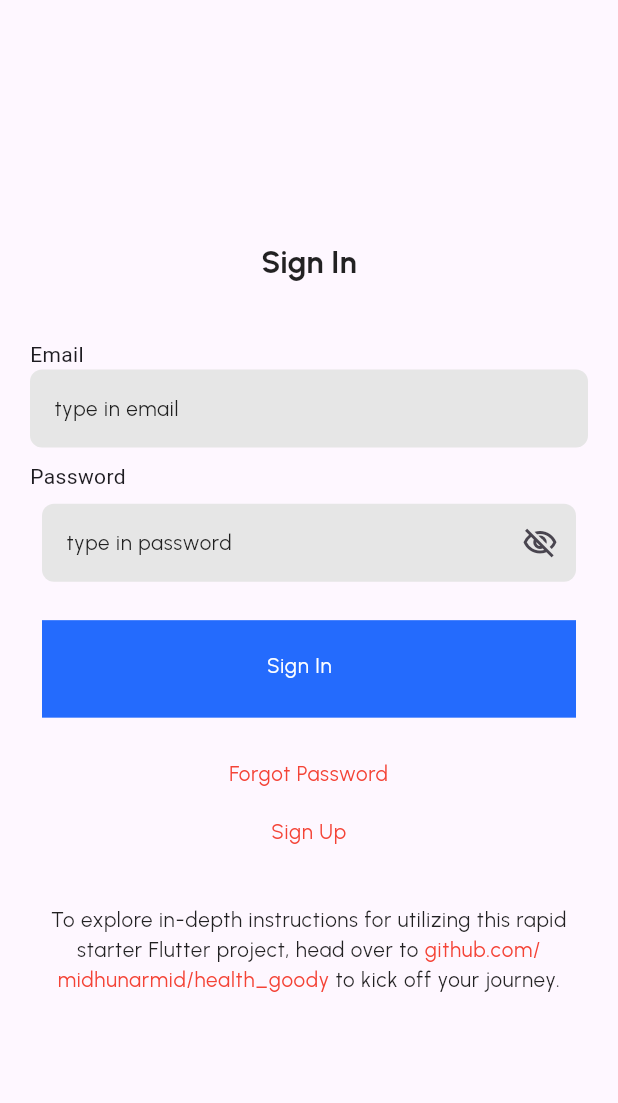
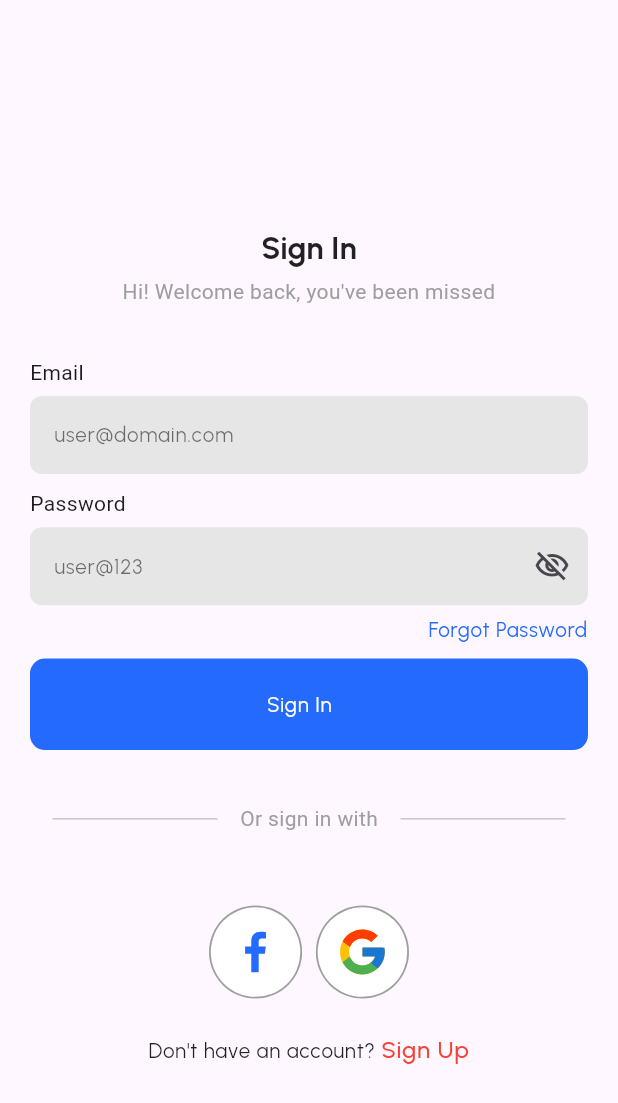
Before and after one commit to Ismailvk/Health-Goody, a Flutter app: the screen it shows after launch, after a tap on "Sign In", on a phone screen of 412 x 824 dp. Shown: the top 1103 px of the screen. Run offline on Flutter 3.47's test engine with Material 3 defaults, Android fonts, the light colour scheme and no system bars; drawn by our look-alikes of flutter_linkify; our stand-ins replace awesome_dialog, flutter_bloc, flutter_screenutil, flutter_svg, get_it, go_router and 5 more.

Commit message:
Login screen ui completed

```diff
--- a/lib/core/presentation/pages/signin_screen.dart
+++ b/lib/core/presentation/pages/signin_screen.dart
@@ -3,17 +3,18 @@ import 'package:flutter/material.dart';
 import 'package:flutter_screenutil/flutter_screenutil.dart';
 import 'package:health_goody/core/presentation/blocs/auth/authentication_bloc.dart';
 import 'package:health_goody/core/presentation/utils/constants.dart';
+import 'package:health_goody/core/presentation/utils/image_paths.dart';
 import 'package:health_goody/core/presentation/utils/message_generator.dart';
+import 'package:health_goody/core/presentation/utils/progress_dialogue.dart';
 import 'package:health_goody/core/presentation/utils/theme.dart';
 import 'package:health_goody/core/presentation/utils/widget_helper.dart';
 import 'package:health_goody/core/presentation/widgets/animated_container.dart';
-import 'package:health_goody/core/presentation/widgets/web_optimised_widget.dart';
+import 'package:health_goody/core/presentation/widgets/signin_method_circle.dart';
+import 'package:health_goody/core/presentation/widgets/textformfield.dart';
 import 'package:go_router/go_router.dart';
-import 'package:loading_indicator/loading_indicator.dart';
-import 'package:progress_dialog_null_safe/progress_dialog_null_safe.dart';
 import 'package:flutter_bloc/flutter_bloc.dart';
-import 'package:flutter_linkify/flutter_linkify.dart';
-import 'package:url_launcher/url_launcher.dart';
+// import 'package:flutter_linkify/flutter_linkify.dart';
+// import 'package:url_launcher/url_launcher.dart';
 
 class SigninScreen extends StatefulWidget {
   const SigninScreen({Key? key}) : super(key: key);
@@ -27,7 +28,7 @@ class _SigninScreenState extends State<SigninScreen> {
   final TextEditingController _passwordController = TextEditingController();
 
   final AuthenticationBloc _bloc = AuthenticationBloc();
-  ProgressDialog? pr;
+  CustomProgressDialog? _progressDialog;
 
   @override
   void initState() {
@@ -48,46 +49,14 @@ class _SigninScreenState extends State<SigninScreen> {
       listener: (ctx, state) {
         appLogger.i(state);
 
-        if (pr?.isShowing() ?? false) {
-          pr?.hide();
-        }
+        _progressDialog?.hide();
+
         if (state is LoadingState) {
-          pr = ProgressDialog(
-            context,
-            type: ProgressDialogType.normal,
-            isDismissible: false,
+          _progressDialog = CustomProgressDialog(context);
+          _progressDialog?.show(
+            title: state.loadingInfo.title,
+            message: state.loadingInfo.message,
           );
-          pr?.style(
-            backgroundColor: appColors.screenBg,
-            padding: WebOptimisedWidget.getWebOptimisedHorizonatalPadding(),
-            message: state.loadingInfo.message,
-            widgetAboveTheDialog: Text(
-              state.loadingInfo.title,
-              style: Theme.of(context)
-                  .textTheme
-                  .labelSmall
-                  ?.copyWith(fontWeight: FontWeight.w700),
-            ),
-            progressWidget: Padding(
-              padding: const EdgeInsets.all(8.0),
-              child: LoadingIndicator(
-                indicatorType: Indicator.lineScalePulseOutRapid,
-                colors: appColors.rainbowColors,
-                strokeWidth: 2,
-                backgroundColor: appColors.screenBg,
-                pathBackgroundColor: appColors.screenBg,
-              ),
-            ),
-            progressTextStyle: Theme.of(context)
-                .textTheme
-                .labelSmall
-                ?.copyWith(fontWeight: FontWeight.w400),
-            messageTextStyle: Theme.of(context)
-                .textTheme
-                .labelSmall
-                ?.copyWith(fontWeight: FontWeight.w400),
-          );
-          pr?.show();
         } else if (state is AuthErrorState) {
           showSingleButtonAlertDialog(
               context: context, title: state.title, message: state.message);
@@ -113,90 +82,32 @@ class _SigninScreenState extends State<SigninScreen> {
                         Text(MessageGenerator.getMessage("auth-signin"),
                             textAlign: TextAlign.center,
                             style: Theme.of(context).textTheme.headlineSmall),
-                        SizedBox(height: 32.h),
+                        SizedBox(height: 5.h),
+                        Text(
+                          MessageGenerator.getMessage('auth-signin-message'),
+                          textAlign: TextAlign.center,
+                          style: Theme.of(context)
+                              .textTheme
+                              .bodyMedium
+                              ?.copyWith(color: Colors.grey),
+                        ),
+                        SizedBox(height: 28.h),
                         Text(MessageGenerator.getLabel('email')),
-                        TextFormField(
-                          controller: _emailController,
-                          keyboardType: TextInputType.emailAddress,
-                          style: Theme.of(context).textTheme.labelSmall,
-                          textInputAction: TextInputAction.next,
-                          decoration: InputDecoration(
-                            hintStyle: Theme.of(context)
-                                .textTheme
-                                .labelSmall
-                                ?.copyWith(color: appColors.disableBgColor),
+                        SizedBox(height: 5.h),
+                        TextFormFieldWid(
+                            controller: _emailController,
                             hintText:
-                                MessageGenerator.getLabel('user@domain.com'),
-                            label: Text(
-                              MessageGenerator.getLabel('type in email'),
-                              style: Theme.of(context)
-                                  .textTheme
-                                  .labelSmall
-                                  ?.copyWith(),
-                            ),
-                            // suffixIcon: const Icon(Icons.email_outlined),
-                            filled: true,
-                            fillColor: appColors.inputBgFill,
-                            border: OutlineInputBorder(
-                                borderSide: BorderSide.none,
-                                borderRadius: BorderRadius.circular(8)),
-                          ),
-                        ),
+                                MessageGenerator.getLabel('user@domain.com')),
                         SizedBox(height: 8.h),
                         Text(MessageGenerator.getLabel('password')),
-                        Padding(
-                          padding: const EdgeInsets.all(8.0),
-                          child: TextField(
+                        SizedBox(height: 5.h),
+                        TextFormFieldWid(
+                            isSufix: true,
                             controller: _passwordController,
-                            keyboardType: TextInputType.text,
-                            obscureText: true,
-                            style: Theme.of(context).textTheme.labelSmall,
-                            textInputAction: TextInputAction.go,
-                            onSubmitted: (value) {
-                              submitCredentials();
-                            },
-                            decoration: InputDecoration(
-                              hintStyle: Theme.of(context)
-                                  .textTheme
-                                  .labelSmall
-                                  ?.copyWith(color: appColors.disableBgColor),
-                              hintText: MessageGenerator.getLabel('user@123'),
-                              label: Text(
-                                MessageGenerator.getLabel('type in password'),
-                                style: Theme.of(context)
-                                    .textTheme
-                                    .labelSmall
-                                    ?.copyWith(),
-                              ),
-                              suffixIcon:
-                                  const Icon(Icons.visibility_off_outlined),
-                              filled: true,
-                              fillColor: appColors.inputBgFill,
-                              border: OutlineInputBorder(
-                                  borderSide: BorderSide.none,
-                                  borderRadius: BorderRadius.circular(8)),
-                            ),
-                          ),
-                        ),
-                        SizedBox(
-                          height: 8.h,
-                        ),
-                        Padding(
-                          padding: const EdgeInsets.all(8.0),
-                          child: AnimatedClickableTextContainer(
-                            title: MessageGenerator.getLabel('Sign In'),
-                            iconSrc: '',
-                            isActive: false,
-                            bgColor: appColors.pleasantButtonBg,
-                            bgColorHover: appColors.pleasantButtonBgHover,
-                            press: () {
-                              submitCredentials();
-                            },
-                          ),
-                        ),
-                        SizedBox(height: 16.h),
+                            hintText: MessageGenerator.getLabel('user@123')),
+                        SizedBox(height: 5.h),
                         RichText(
-                          textAlign: TextAlign.center,
+                          textAlign: TextAlign.end,
                           text: TextSpan(
                             style: Theme.of(context)
                                 .textTheme
@@ -209,7 +120,8 @@ class _SigninScreenState extends State<SigninScreen> {
                                   style: Theme.of(context)
                                       .textTheme
                                       .labelSmall
-                                      ?.copyWith(color: Colors.red),
+                                      ?.copyWith(
+                                          color: appColors.pleasantButtonBg),
                                   recognizer: TapGestureRecognizer()
                                     ..onTap = () {
                                       context.go("/forgotPassword");
@@ -217,10 +129,58 @@ class _SigninScreenState extends State<SigninScreen> {
                             ],
                           ),
                         ),
-                        SizedBox(height: 16.h),
+                        SizedBox(height: 8.h),
+                        AnimatedClickableTextContainer(
+                          title: MessageGenerator.getLabel('Sign In'),
+                          iconSrc: '',
+                          bgColor: appColors.pleasantButtonBg,
+                          press: () {
+                            submitCredentials();
+                          },
+                        ),
+                        SizedBox(height: 30.h),
+                        Row(
+                          mainAxisAlignment: MainAxisAlignment.center,
+                          children: [
+                            const Expanded(
+                              child: Padding(
+                                padding: EdgeInsets.symmetric(horizontal: 15),
+                                child: Divider(),
+                              ),
+                            ),
+                            Text(
+                              MessageGenerator.getMessage(
+                                  'auth-signin-methods'),
+                              style: Theme.of(context)
+                                  .textTheme
+                                  .bodyMedium
+                                  ?.copyWith(color: Colors.grey),
+                            ),
+                            const Expanded(
+                              child: Padding(
+                                padding: EdgeInsets.symmetric(horizontal: 15),
+                                child: Divider(),
+                              ),
+                            ),
+                          ],
+                        ),
+                        SizedBox(height: 40.h),
+                        Row(
+                          mainAxisAlignment: MainAxisAlignment.center,
+                          children: [
+                            const SignInCircleWid(
+                                imagePath: ImagePaths.facebookSvg),
+                            SizedBox(width: 8.w),
+                            const SignInCircleWid(
+                                imagePath: ImagePaths.googleSvg),
+                          ],
+                        ),
+                        SizedBox(height: 20.h),
                         RichText(
                           textAlign: TextAlign.center,
                           text: TextSpan(
+                            text: MessageGenerator.getMessage(
+                                'auth-signin-no-account'),
                             style: Theme.of(context)
                                 .textTheme
                                 .labelSmall
@@ -230,7 +190,7 @@ class _SigninScreenState extends State<SigninScreen> {
                                   text: MessageGenerator.getLabel('Sign Up'),
                                   style: Theme.of(context)
                                       .textTheme
-                                      .labelSmall
+                                      .labelMedium
                                       ?.copyWith(color: Colors.red),
                                   recognizer: TapGestureRecognizer()
                                     ..onTap = () {
@@ -239,24 +199,23 @@ class _SigninScreenState extends State<SigninScreen> {
                             ],
                           ),
                         ),
-                        SizedBox(height: 32.h),
-                        Linkify(
-                          onOpen: (link) async {
-                            if (!await launchUrl(Uri.parse(link.url))) {}
-                          },
-                          text: MessageGenerator.getMessage(
-                              "auth-visit-site-guide"),
-                          textAlign: TextAlign.center,
-                          style: Theme.of(context)
-                              .textTheme
-                              .labelSmall
-                              ?.copyWith(),
-                          linkStyle: Theme.of(context)
-                              .textTheme
-                              .labelSmall
-                              ?.copyWith(color: appColors.linkTextColor),
-                        ),
-                        SizedBox(height: 32.h),
+
+                        // Linkify(
+                        //   onOpen: (link) async {
+                        //     if (!await launchUrl(Uri.parse(link.url))) {}
+                        //   },
+                        //   text: MessageGenerator.getMessage(
+                        //       "auth-visit-site-guide"),
+                        //   textAlign: TextAlign.center,
+                        //   style: Theme.of(context)
+                        //       .textTheme
+                        //       .labelSmall
+                        //       ?.copyWith(),
+                        //   linkStyle: Theme.of(context)
+                        //       .textTheme
+                        //       .labelSmall
+                        //       ?.copyWith(color: appColors.linkTextColor),
+                        // ),
                       ],
                     ),
                   ),
--- /dev/null
+++ b/lib/core/presentation/utils/image_paths.dart
@@ -0,0 +1,4 @@
+class ImagePaths {
+  static const String googleSvg = 'assets/svgs/google.svg';
+  static const String facebookSvg = 'assets/svgs/facebook.svg';
+}
--- a/lib/core/presentation/utils/message_generator.dart
+++ b/lib/core/presentation/utils/message_generator.dart
@@ -4,6 +4,8 @@ class MessageGenerator {
       "un-expected-error": "Some un expected error happened!",
       "un-expected-error-message": "Some un expected error happened!",
       "auth-signin": "Sign In",
+      "auth-signin-no-account": "Don't have an account? ",
+      "auth-signin-methods": "Or sign in with",
       "auth-signin-message": "Hi! Welcome back, you've been missed",
       "auth-visit-site-guide":
           "To explore in-depth instructions for utilizing this rapid starter Flutter project, head over to https://github.com/midhunarmid/health_goody to kick off your journey.",
--- /dev/null
+++ b/lib/core/presentation/utils/progress_dialogue.dart
@@ -0,0 +1,55 @@
+import 'package:flutter/material.dart';
+import 'package:health_goody/core/presentation/utils/theme.dart';
+import 'package:loading_indicator/loading_indicator.dart';
+import 'package:progress_dialog_null_safe/progress_dialog_null_safe.dart';
+
+class CustomProgressDialog {
+  final BuildContext context;
+  ProgressDialog? _progressDialog;
+
+  CustomProgressDialog(this.context);
+
+  void show({required String title, required String message}) {
+    _progressDialog = ProgressDialog(
+      context,
+      type: ProgressDialogType.normal,
+      isDismissible: false,
+    );
+    _progressDialog?.style(
+      backgroundColor: appColors.screenBg,
+      padding: const EdgeInsets.symmetric(horizontal: 16.0),
+      message: message,
+      widgetAboveTheDialog: Text(
+        title,
+        style: Theme.of(context)
+            .textTheme
+            .labelSmall
+            ?.copyWith(fontWeight: FontWeight.w700),
+      ),
+      progressWidget: Padding(
+        padding: const EdgeInsets.all(8.0),
+        child: LoadingIndicator(
+          indicatorType: Indicator.ballRotateChase,
+          colors: appColors.rainbowColors,
+          strokeWidth: 2,
+          pathBackgroundColor: appColors.screenBg,
+        ),
+      ),
+      progressTextStyle: Theme.of(context)
+          .textTheme
+          .labelSmall
+          ?.copyWith(fontWeight: FontWeight.w400),
+      messageTextStyle: Theme.of(context)
+          .textTheme
+          .labelSmall
+          ?.copyWith(fontWeight: FontWeight.w400),
+    );
+    _progressDialog?.show();
+  }
+
+  void hide() {
+    if (_progressDialog?.isShowing() ?? false) {
+      _progressDialog?.hide();
+    }
+  }
+}
--- a/lib/core/presentation/utils/widget_helper.dart
+++ b/lib/core/presentation/utils/widget_helper.dart
@@ -38,9 +38,7 @@ showSingleButtonAlertDialog({
           ? MessageGenerator.getLabel("OK")
           : MessageGenerator.getLabel(button),
       iconSrc: '',
-      isActive: false,
       bgColor: appColors.pleasantButtonBg,
-      bgColorHover: appColors.pleasantButtonBgHover,
       press: () {
         Navigator.pop(context);
         positiveAction?.call();
@@ -86,9 +84,7 @@ showTwoButtonAlertDialog({
           ? MessageGenerator.getLabel("OK")
           : MessageGenerator.getLabel(positiveButton),
       iconSrc: '',
-      isActive: false,
       bgColor: positiveButtonBg,
-      bgColorHover: positiveButtonBgHover,
       press: () {
         Navigator.pop(context);
         positiveAction.call();
@@ -99,9 +95,7 @@ showTwoButtonAlertDialog({
           ? MessageGenerator.getLabel("Cancel")
           : MessageGenerator.getLabel(negativeButton),
       iconSrc: '',
-      isActive: false,
       bgColor: negativeButtonBg,
-      bgColorHover: negativeButtonBgHover,
       press: () {
         Navigator.pop(context);
         negativeAction.call();
--- a/lib/core/presentation/widgets/animated_container.dart
+++ b/lib/core/presentation/widgets/animated_container.dart
@@ -2,21 +2,17 @@ import 'package:flutter/material.dart';
 import 'package:health_goody/core/presentation/utils/theme.dart';
 
 class AnimatedClickableTextContainer extends StatefulWidget {
-  final bool isActive;
   final String iconSrc;
   final String title;
   final Color bgColor;
-  final Color bgColorHover;
   final VoidCallback press;
 
   const AnimatedClickableTextContainer({
     Key? key,
-    required this.isActive,
     required this.iconSrc,
     required this.title,
     required this.press,
     required this.bgColor,
-    required this.bgColorHover,
   }) : super(key: key);
 
   @override
@@ -27,41 +23,16 @@ class AnimatedClickableTextContainer extends StatefulWidget {
 
 class _AnimatedClickableTextContainerState
     extends State<AnimatedClickableTextContainer> {
-  bool isHover = false;
-
-  @override
-  void initState() {
-    super.initState();
-  }
-
-  @override
-  void dispose() {
-    super.dispose();
-  }
-
   @override
   Widget build(BuildContext context) {
     return AnimatedContainer(
       duration: const Duration(milliseconds: 200),
-      padding:
-          EdgeInsets.only(top: (isHover) ? 4 : 5, bottom: !(isHover) ? 4 : 5),
-      color: isHover ? widget.bgColorHover : widget.bgColor,
+      padding: const EdgeInsets.only(top: 5),
+      decoration: BoxDecoration(
+        borderRadius: BorderRadius.circular(10),
+        color: widget.bgColor,
+      ),
       child: InkWell(
-        onHover: (val) => setState(() {
-          isHover = val;
-        }),
-        onFocusChange: (val) => setState(() {
-          isHover = val;
-        }),
-        onTapDown: (detail) => setState(() {
-          isHover = true;
-        }),
-        onTapUp: (detail) => setState(() {
-          isHover = false;
-        }),
-        onTapCancel: () => setState(() {
-          isHover = false;
-        }),
         child: ListTile(onTap: widget.press, title: getMenuItem()),
       ),
     );
@@ -75,21 +46,17 @@ class _AnimatedClickableTextContainerState
         mainAxisAlignment: MainAxisAlignment.center,
         children: [
           if (widget.iconSrc.isNotEmpty)
-            Image.asset(
-              widget.iconSrc,
-              height: 24,
-              fit: BoxFit.contain,
-              color: (widget.isActive || isHover)
-                  ? appColors.sideMenuHighlight
-                  : appColors.sideMenuNormal,
-            ),
+            Image.asset(widget.iconSrc,
+                height: 24,
+                fit: BoxFit.contain,
+                color: appColors.sideMenuHighlight),
           if (widget.iconSrc.isNotEmpty) const SizedBox(width: 15),
           Text(
             widget.title,
-            style: Theme.of(context).textTheme.labelSmall?.copyWith(
-                color: (widget.isActive || isHover)
-                    ? appColors.buttonTextColorHover
-                    : appColors.buttonTextColor),
+            style: Theme.of(context)
+                .textTheme
+                .labelSmall
+                ?.copyWith(color: appColors.buttonTextColor),
           ),
         ],
       ),
--- /dev/null
+++ b/lib/core/presentation/widgets/signin_method_circle.dart
@@ -0,0 +1,24 @@
+import 'package:flutter/material.dart';
+import 'package:flutter_screenutil/flutter_screenutil.dart';
+import 'package:flutter_svg/svg.dart';
+
+class SignInCircleWid extends StatelessWidget {
+  final String imagePath;
+  const SignInCircleWid({super.key, required this.imagePath});
+
+  @override
+  Widget build(BuildContext context) {
+    return CircleAvatar(
+      radius: 26.h,
+      backgroundColor: Colors.grey,
+      child: CircleAvatar(
+          radius: 25.h,
+          backgroundColor: Colors.white,
+          child: SvgPicture.asset(
+            imagePath,
+            height: 30.h,
+            width: 30.h,
+          )),
+    );
+  }
+}
--- /dev/null
+++ b/lib/core/presentation/widgets/textformfield.dart
@@ -0,0 +1,39 @@
+import 'package:flutter/material.dart';
+import 'package:health_goody/core/presentation/utils/theme.dart';
+
+class TextFormFieldWid extends StatelessWidget {
+  final TextEditingController controller;
+  final bool? isSufix;
+  final String hintText;
+  const TextFormFieldWid(
+      {super.key,
+      required this.controller,
+      required this.hintText,
+      this.isSufix});
+
+  @override
+  Widget build(BuildContext context) {
+    return TextFormField(
+      controller: controller,
+      keyboardType: TextInputType.text,
+      obscureText: true,
+      style: Theme.of(context).textTheme.labelSmall,
+      textInputAction: TextInputAction.next,
+      decoration: InputDecoration(
+        hintStyle: Theme.of(context)
+            .textTheme
+            .labelSmall
+            ?.copyWith(color: appColors.disableBgColor),
+        hintText: hintText,
+        suffixIcon: isSufix == true
+            ? const Icon(Icons.visibility_off_outlined)
+            : const SizedBox.shrink(),
+        filled: true,
+        fillColor: appColors.inputBgFill,
+        border: OutlineInputBorder(
+            borderSide: BorderSide.none,
+            borderRadius: BorderRadius.circular(8)),
+      ),
+    );
+  }
+}
--- a/pubspec.yaml
+++ b/pubspec.yaml
@@ -28,6 +28,7 @@ dependencies:
   path_provider: ^2.1.1
   logger: ^2.0.2+1
   get_it: ^7.6.4
+  flutter_svg: ^2.0.10+1
 
 
 dev_dependencies:
@@ -41,3 +42,4 @@ flutter:
 
   assets:
     - assets/images/
+    - assets/svgs/
```
Also changed, not shown: assets/svgs/facebook.svg (added), assets/svgs/google.svg (added).
